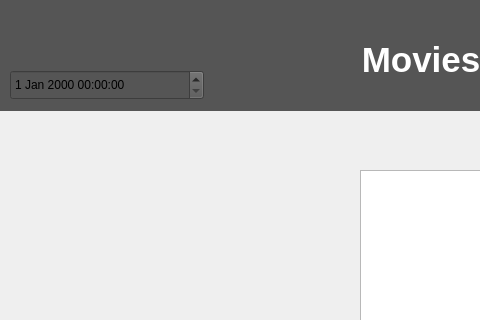
Before: the Qt Designer form QT/mainwindow.ui in LuciaCG/Bluebird, drawn with Qt 5; both pictures show x 0 to 480 and y 0 to 320 of the 1016 by 732 pixel window.
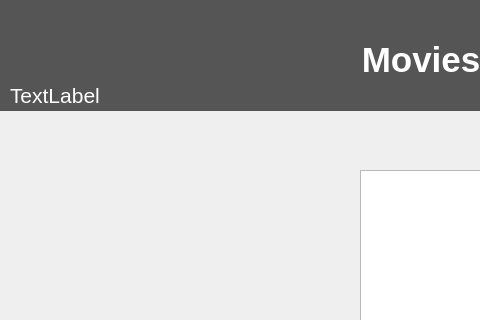
After: the same form once the commit is applied.

Commit message: Simple clock made for the UI

The edit to the form file:
```diff
--- a/QT/mainwindow.ui
+++ b/QT/mainwindow.ui
@@ -79,16 +79,6 @@
       <string>Logout</string>
      </property>
     </widget>
-    <widget class="QDateTimeEdit" name="dateTimeEdit">
-     <property name="geometry">
-      <rect>
-       <x>10</x>
-       <y>70</y>
-       <width>194</width>
-       <height>30</height>
-      </rect>
-     </property>
-    </widget>
     <widget class="QLabel" name="lblTitle_2">
      <property name="geometry">
       <rect>
@@ -125,6 +115,23 @@
       <string>Connection Status</string>
      </property>
     </widget>
+    <widget class="QLabel" name="clock">
+     <property name="geometry">
+      <rect>
+       <x>10</x>
+       <y>80</y>
+       <width>171</width>
+       <height>31</height>
+      </rect>
+     </property>
+     <property name="styleSheet">
+      <string notr="true">color: #FFFFFF;
+font-size: 21px;</string>
+     </property>
+     <property name="text">
+      <string>TextLabel</string>
+     </property>
+    </widget>
    </widget>
   </widget>
   <widget class="QStatusBar" name="statusBar"/>
```
The commit also changes 3 other files.
